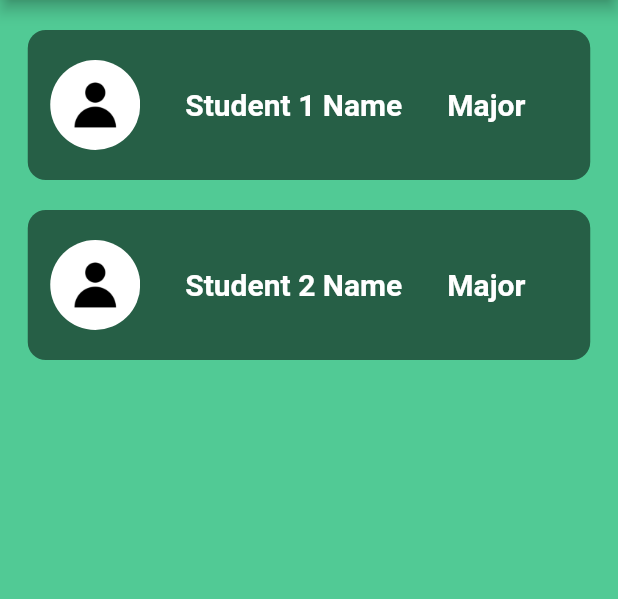
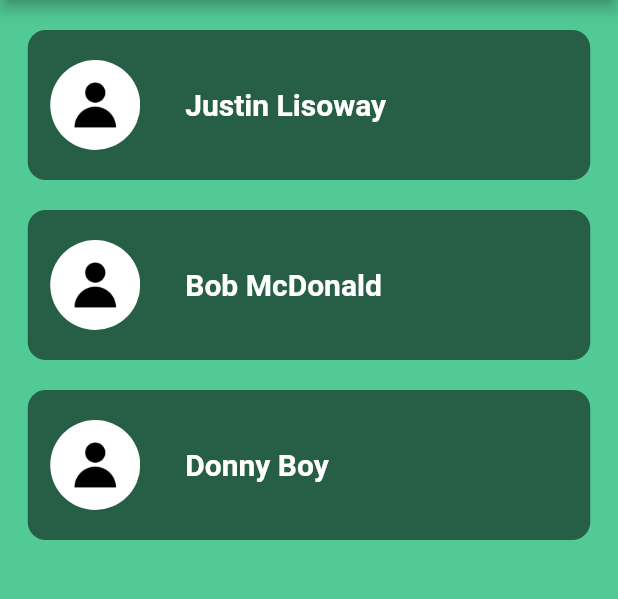
Before and after one commit to UHM-Social-Software/app, a Flutter app: the ClassesView screen opened directly, after a tap on "ICS 491", on a phone screen of 412 x 824 dp, the part 84-683 px from its top. Run offline on Flutter 3.47's test engine with Material 2 defaults, Android fonts, the phone set to English and light mode, and no system bars.

Commit message:
Load student data into class page

```diff
--- a/lib/app.dart
+++ b/lib/app.dart
@@ -69,7 +69,7 @@ class MyApp extends StatelessWidget {
                 return EditGroup(groupName: '',);
               case ClassPage.routeName:
                 return ClassPage(
-                  title: '',
+                  className: '',
                 );
               case GroupPage.routeName:
                 return GroupPage(
--- a/lib/data_model/class_db.dart
+++ b/lib/data_model/class_db.dart
@@ -77,6 +77,10 @@ class ClassDB {
         .where((classData) => classData.students.contains(user.name))
         .toList();
   }
+
+  List<String> getStudents(String className){
+    return _classes.firstWhere((classData) => classData.name == className).students;
+  }
 }
 
 /// The singleton instance providing access to all user data for clients.
--- a/lib/data_model/user_db.dart
+++ b/lib/data_model/user_db.dart
@@ -39,6 +39,7 @@ class UserDB {
       ],
       interests: ['swimming', 'ICS', 'finance'],
       groups: ['UH Swim & Dive', 'Group 4'],
+      imagePath: 'assets/images/default_profile.png',
     ),
     UserData(
       id: 'user-002',
@@ -66,6 +67,10 @@ class UserDB {
     return _users.firstWhere((userData) => userData.id == userID);
   }
 
+  UserData getStudent(String studentName) {
+    return _users.firstWhere((userData) => userData.name == studentName);
+  }
+
   List<UserData> getUsers(List<String> userIDs) {
     return _users.where((userData) => userIDs.contains(userData.id)).toList();
   }
--- a/lib/pages/home/views/profileView/components/class_bar.dart
+++ b/lib/pages/home/views/profileView/components/class_bar.dart
@@ -34,7 +34,7 @@ class ClassBar extends StatelessWidget {
                 context,
                 MaterialPageRoute(
                     builder: (context) => ClassPage(
-                      title: currentClass.name,
+                      className: currentClass.name,
                     )),
               );
             },
--- a/lib/pages/home/views/profileView/pages/class_page.dart
+++ b/lib/pages/home/views/profileView/pages/class_page.dart
@@ -1,21 +1,25 @@
+import 'package:app/pages/home/views/profileView/pages/student_bar.dart';
 import 'package:flutter/material.dart';
+
+import '../../../../../data_model/class_db.dart';
 
 
 /// Displays a list of Gardens.
 class ClassPage extends StatelessWidget {
   ClassPage({
-    super.key, required this.title,
+    super.key, required this.className,
   });
 
   static const routeName = '/class';
-  String title;
+  String className;
 
   @override
   Widget build(BuildContext context) {
+    List<String> studentNames = classDB.getStudents(className);
     return Scaffold(
       appBar: AppBar(
         backgroundColor: Color.fromRGBO(38, 95, 70, 1.0),
-        title: Text(title),
+        title: Text(className),
       ),
       body: Row(
         mainAxisAlignment: MainAxisAlignment.center,
@@ -23,80 +27,13 @@ class ClassPage extends StatelessWidget {
           Column(
             children: [
               const SizedBox(height: 20.0),
-              Container(
-                alignment: Alignment.center,
-                height: 100,
-                width: 375,
-                decoration: BoxDecoration(
-                  color: Color.fromRGBO(38, 95, 70, 1.0),
-                  borderRadius: BorderRadius.all(Radius.circular(12)),
-                ),
-                child: Column(
+              SingleChildScrollView(
+                child: Row(
                   mainAxisAlignment: MainAxisAlignment.center,
                   children: [
-                    Row(
-
+                    Column(
                       children: [
-                        const SizedBox(width: 15.0),
-                        Container(
-                          width: 60.0,
-                          height: 60.0,
-                          decoration: BoxDecoration(
-                            shape: BoxShape.circle,
-                            image: DecorationImage(
-                              image: AssetImage('assets/images/default_profile.png'),
-                              fit: BoxFit.cover,
-                            ),
-                          ),
-                        ),
-                        const SizedBox(width: 30.0),
-                        Text('Student 1 Name',
-                            style: TextStyle(
-                                fontWeight: FontWeight.bold, fontSize: 20)),
-                        const SizedBox(width: 30.0),
-                        Text('Major',
-                            style: TextStyle(
-                                fontWeight: FontWeight.bold, fontSize: 20)),
-                      ],
-                    ),
-                  ],
-                ),
-              ),
-              const SizedBox(height: 20.0),
-              Container(
-                alignment: Alignment.center,
-                height: 100,
-                width: 375,
-                decoration: BoxDecoration(
-                  color: Color.fromRGBO(38, 95, 70, 1.0),
-                  borderRadius: BorderRadius.all(Radius.circular(12)),
-                ),
-                child: Column(
-                  mainAxisAlignment: MainAxisAlignment.center,
-                  children: [
-                    Row(
-
-                      children: [
-                        const SizedBox(width: 15.0),
-                        Container(
-                          width: 60.0,
-                          height: 60.0,
-                          decoration: BoxDecoration(
-                            shape: BoxShape.circle,
-                            image: DecorationImage(
-                              image: AssetImage('assets/images/default_profile.png'),
-                              fit: BoxFit.cover,
-                            ),
-                          ),
-                        ),
-                        const SizedBox(width: 30.0),
-                        Text('Student 2 Name',
-                            style: TextStyle(
-                                fontWeight: FontWeight.bold, fontSize: 20)),
-                        const SizedBox(width: 30.0),
-                        Text('Major',
-                            style: TextStyle(
-                                fontWeight: FontWeight.bold, fontSize: 20)),
+                        ...studentNames.map((student) => StudentBar(studentName: student))
                       ],
                     ),
                   ],
--- /dev/null
+++ b/lib/pages/home/views/profileView/pages/student_bar.dart
@@ -0,0 +1,61 @@
+import 'package:app/data_model/user_db.dart';
+import 'package:flutter/material.dart';
+
+
+import '../../../../../data_model/class_db.dart';
+import '../pages/class_page.dart';
+
+/// Displays a news item given its ID.
+class StudentBar extends StatelessWidget {
+  const StudentBar({
+    super.key,
+    required this.studentName,
+  });
+
+  final String studentName;
+
+  @override
+  Widget build(BuildContext context) {
+    UserData student = userDB.getStudent(studentName);
+    return Column(
+      children: [
+        Container(
+          alignment: Alignment.center,
+          height: 100,
+          width: 375,
+          decoration: BoxDecoration(
+            color: Color.fromRGBO(38, 95, 70, 1.0),
+            borderRadius: BorderRadius.all(Radius.circular(12)),
+          ),
+          child: Column(
+            mainAxisAlignment: MainAxisAlignment.center,
+            children: [
+              Row(
+                children: [
+                  const SizedBox(width: 15.0),
+                  Container(
+                    width: 60.0,
+                    height: 60.0,
+                    decoration: BoxDecoration(
+                      shape: BoxShape.circle,
+                      image: DecorationImage(
+                        image: AssetImage(student.imagePath.toString()),
+                        fit: BoxFit.cover,
+                      ),
+                    ),
+                  ),
+                  const SizedBox(width: 30.0),
+                  Text(studentName,
+                      style: TextStyle(
+                          fontWeight: FontWeight.bold, fontSize: 20)),
+                  const SizedBox(width: 30.0),
+                ],
+              ),
+            ],
+          ),
+        ),
+        const SizedBox(height: 20,),
+      ],
+    );
+  }
+}
```
